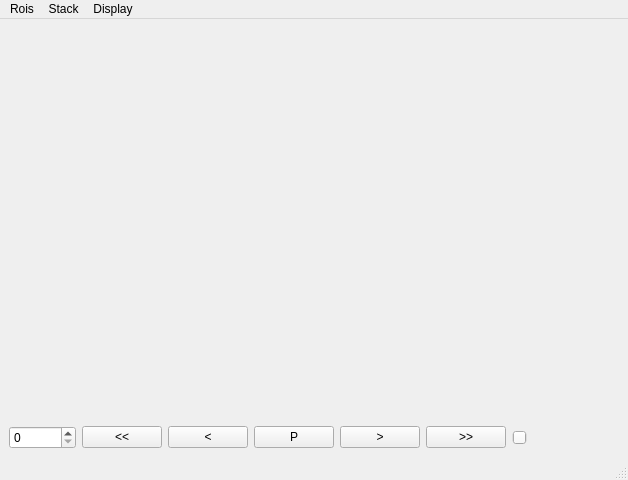
The window that SequenceDisplayGui.ui (fedeceri85/robopy2) describes before a commit, drawn with Qt 5.
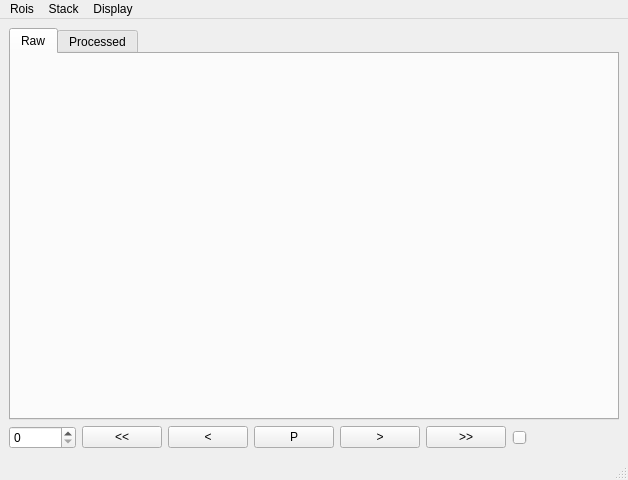
The same window after the commit.

The edit to the form file:
```diff
--- a/SequenceDisplayGui.ui
+++ b/SequenceDisplayGui.ui
@@ -16,13 +16,31 @@
   <widget class="QWidget" name="centralwidget">
    <layout class="QVBoxLayout" name="verticalLayout">
     <item>
-     <widget class="QWidget" name="ImageFrameWidget" native="true">
+     <widget class="QTabWidget" name="ImageTabWidget">
       <property name="sizePolicy">
-       <sizepolicy hsizetype="Preferred" vsizetype="Preferred">
+       <sizepolicy hsizetype="Expanding" vsizetype="Expanding">
         <horstretch>2</horstretch>
         <verstretch>3</verstretch>
        </sizepolicy>
       </property>
+      <property name="currentIndex">
+       <number>0</number>
+      </property>
+      <widget class="QWidget" name="RawTab">
+       <attribute name="title">
+        <string>Raw</string>
+       </attribute>
+       <layout class="QVBoxLayout" name="verticalLayout_2">
+        <item>
+         <widget class="QWidget" name="ImageFrameWidget" native="true"/>
+        </item>
+       </layout>
+      </widget>
+      <widget class="QWidget" name="ProcessedTab">
+       <attribute name="title">
+        <string>Processed</string>
+       </attribute>
+      </widget>
      </widget>
     </item>
     <item>
```
Left out of the diff: 2 changed lines with no effect on the pictures.
